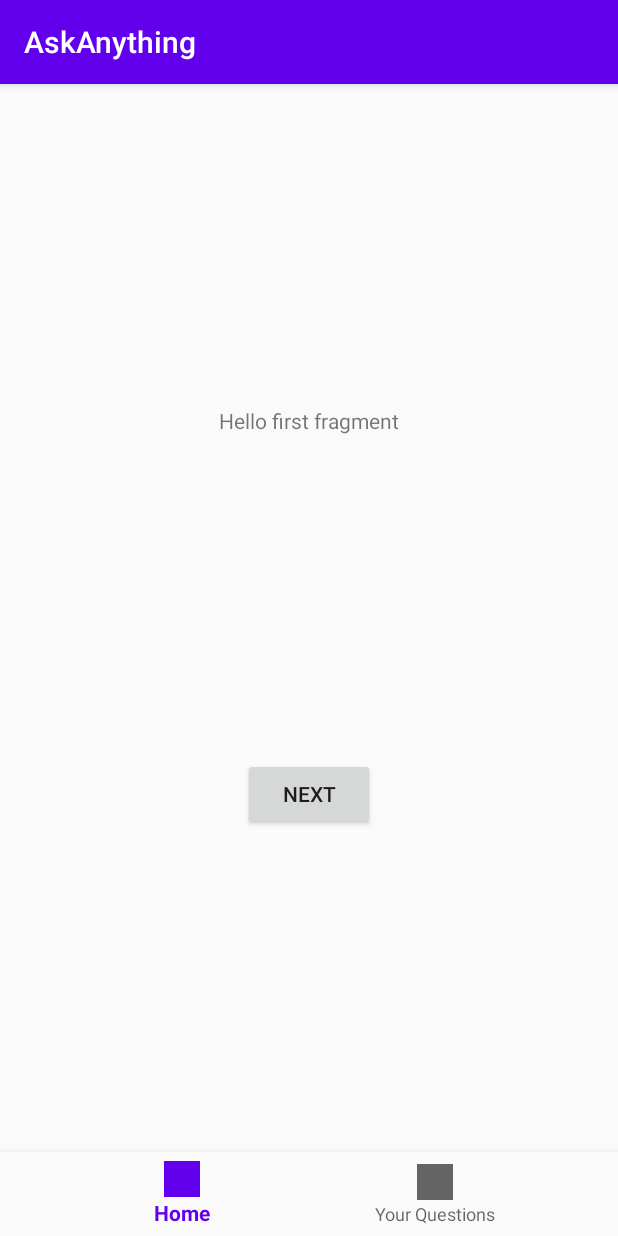
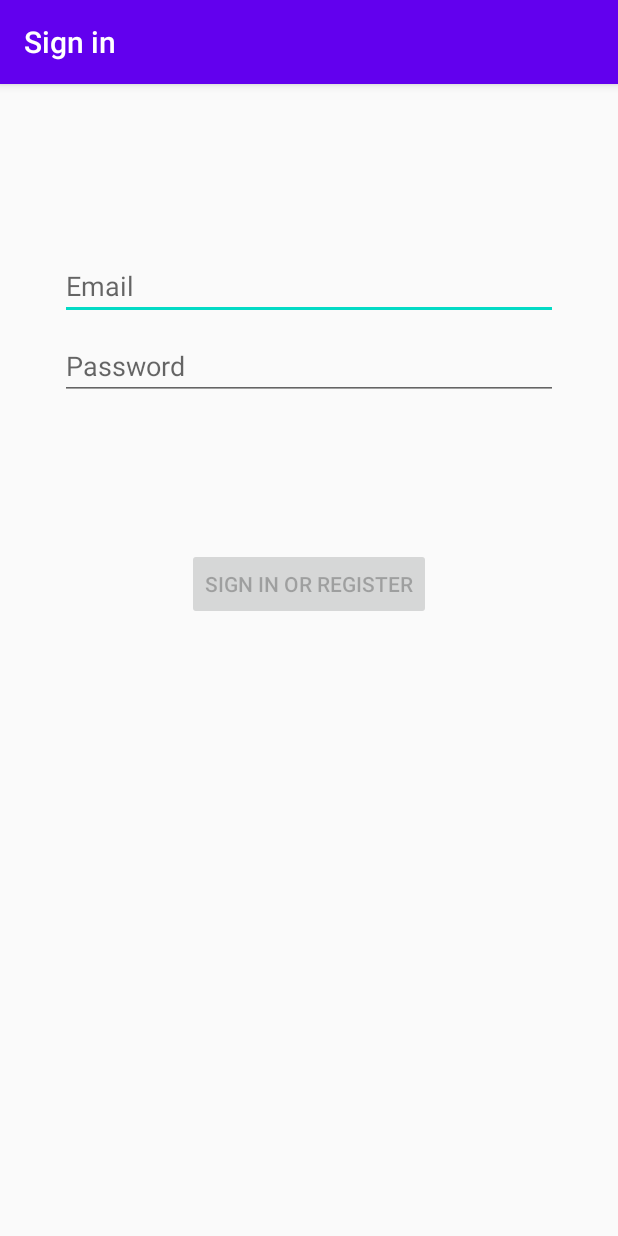
Before and after one commit to iamwalter/Askit, an Android app: the screen it shows after launch (MainActivity before the commit, LoginActivity after it), on a phone screen of 412 x 824 dp. Run offline under Robolectric (Android 15) with nearby library versions, the phone set to English and light mode, and no system bars; our stand-ins replace Firebase (no records; nobody signed in at launch, a user with empty details on screens opened directly), navigation-ui.

Commit message:
added register

```diff
--- a/app/build.gradle
+++ b/app/build.gradle
@@ -49,9 +49,11 @@ dependencies {
     implementation 'androidx.navigation:navigation-ui-ktx:2.2.2'
     implementation 'androidx.legacy:legacy-support-v4:1.0.0'
 
-
+    implementation 'com.google.firebase:firebase-auth-ktx:19.3.1'
     implementation 'com.google.firebase:firebase-database-ktx:19.3.0'
 
+    implementation 'androidx.annotation:annotation:1.1.0'
+    implementation 'androidx.lifecycle:lifecycle-extensions:2.2.0'
     testImplementation 'junit:junit:4.12'
     androidTestImplementation 'androidx.test.ext:junit:1.1.1'
     androidTestImplementation 'androidx.test.espresso:espresso-core:3.2.0'
--- a/app/src/main/AndroidManifest.xml
+++ b/app/src/main/AndroidManifest.xml
@@ -9,6 +9,9 @@
         android:roundIcon="@mipmap/ic_launcher_round"
         android:supportsRtl="true"
         android:theme="@style/AppTheme">
+        <activity
+            android:name="com.example.askanything.login.LoginActivity"
+            android:label="@string/title_activity_login" />
         <activity
             android:name=".MainActivity"
             android:label="@string/app_name"
--- a/app/src/main/java/com/example/askanything/MainActivity.kt
+++ b/app/src/main/java/com/example/askanything/MainActivity.kt
@@ -1,5 +1,6 @@
 package com.example.askanything
 
+import android.content.Intent
 import android.os.Bundle
 import com.google.android.material.snackbar.Snackbar
 import androidx.appcompat.app.AppCompatActivity
@@ -9,17 +10,33 @@ import androidx.navigation.findNavController
 import androidx.navigation.ui.AppBarConfiguration
 import androidx.navigation.ui.NavigationUI
 import androidx.navigation.ui.setupWithNavController
+import com.example.askanything.login.LoginActivity
+import com.google.firebase.auth.FirebaseAuth
+import com.google.firebase.auth.ktx.auth
+import com.google.firebase.ktx.Firebase
 
 import kotlinx.android.synthetic.main.activity_main.*
 import kotlinx.android.synthetic.main.content_main.*
 
 class MainActivity : AppCompatActivity() {
 
+    private lateinit var auth: FirebaseAuth
+
     override fun onCreate(savedInstanceState: Bundle?) {
         super.onCreate(savedInstanceState)
         setContentView(R.layout.activity_main)
         setSupportActionBar(toolbar)
-        initNavigation()
+
+        // check if user is logged in
+        auth = Firebase.auth
+        val currentUser = auth.currentUser
+
+        if (currentUser == null) {
+            // navigate to create user/login
+            startActivity(Intent(this, LoginActivity::class.java))
+        } else {
+            initNavigation()
+        }
     }
 
     private fun initNavigation() {
--- a/app/src/main/java/com/example/askanything/QuestionViewModel.kt
+++ b/app/src/main/java/com/example/askanything/QuestionViewModel.kt
@@ -4,13 +4,55 @@ import android.app.Application
 import androidx.lifecycle.AndroidViewModel
 import androidx.lifecycle.MutableLiveData
 import com.example.askanything.database.QuestionRepository
+import com.example.askanything.model.Option
 import com.example.askanything.model.Question
+import com.google.firebase.auth.FirebaseAuth
+import com.google.firebase.auth.ktx.auth
+import com.google.firebase.ktx.Firebase
 
 class QuestionViewModel(application: Application) : AndroidViewModel(application) {
-    var questionRepository =
-        QuestionRepository(application)
+    private var questionRepository = QuestionRepository(application)
 
+    private var auth: FirebaseAuth = Firebase.auth
+
+    private var currentQuestionId: String = ""
     var currentQuestion = MutableLiveData<Question>()
+    var allQuestions = MutableLiveData<List<Question>>()
+
+    fun logout() {
+        auth.signOut()
+    }
+
+    fun getAllQuestions() {
+        questionRepository.getQuestions { it ->
+            val questionList = arrayListOf<Question>()
+            for (q in it.children) {
+                val question = q.getValue(Question::class.java)
+                question?.let {
+                    questionList.add(it)
+                }
+            }
+
+            allQuestions.value = questionList
+        }
+    }
+
+    fun getCurrentQuestion() {
+        questionRepository.getQuestions {
+            for (q in it.children) {
+                val question = q.getValue(Question::class.java)
+
+                if (question != null && question.authorId != "Walter") { // TODO: AUTH ID
+                    currentQuestion.value = q.getValue(Question::class.java)
+                    currentQuestionId = q.key.toString()
+                }
+            }
+        }
+    }
+
+    fun voteOnQuestion(option: Int) {
+        currentQuestion.value?.let { questionRepository.voteOnQuestion(it, currentQuestionId, option) }
+    }
 
     fun addQuestion(question: Question) {
         questionRepository.addQuestion(question)
--- a/app/src/main/java/com/example/askanything/database/QuestionRepository.kt
+++ b/app/src/main/java/com/example/askanything/database/QuestionRepository.kt
@@ -27,6 +27,7 @@ class QuestionRepository(var context: Context) {
 
     fun addQuestion(question: Question) {
         val questionRef = reference.push()
+        question.authorId = "Walter"
         questionRef.setValue(question).addOnCompleteListener {
             Toast.makeText(context, "done did it", Toast.LENGTH_SHORT).show()
         }.addOnFailureListener {
@@ -34,6 +35,11 @@ class QuestionRepository(var context: Context) {
         }
     }
 
+    fun voteOnQuestion(question: Question, questionId: String, option: Int) {
+        val newVotes = question.options[option].votes + 1
+        reference.child(questionId).child("options/$option/votes").setValue(newVotes)
+    }
+
     // todo; functions like addquestion, bla bla bla
 
 }
--- a/app/src/main/java/com/example/askanything/fragments/HomeFragment.kt
+++ b/app/src/main/java/com/example/askanything/fragments/HomeFragment.kt
@@ -1,23 +1,29 @@
 package com.example.askanything.fragments
 
 import android.os.Bundle
+import android.view.*
 import androidx.fragment.app.Fragment
-import android.view.LayoutInflater
-import android.view.View
-import android.view.ViewGroup
 import android.widget.Button
+import androidx.lifecycle.Observer
+import androidx.lifecycle.ViewModelProvider
 import androidx.navigation.fragment.findNavController
+import com.example.askanything.QuestionViewModel
 import com.example.askanything.R
+import kotlinx.android.synthetic.main.fragment_home.*
+import kotlinx.android.synthetic.main.fragment_question.*
 
 /**
  * A simple [Fragment] subclass as the default destination in the navigation.
  */
 class HomeFragment : Fragment() {
 
+    private lateinit var viewModel: QuestionViewModel
+
     override fun onCreateView(
-            inflater: LayoutInflater, container: ViewGroup?,
-            savedInstanceState: Bundle?
+        inflater: LayoutInflater, container: ViewGroup?,
+        savedInstanceState: Bundle?
     ): View? {
+        setHasOptionsMenu(true)
         // Inflate the layout for this fragment
         return inflater.inflate(R.layout.fragment_home, container, false)
     }
@@ -25,8 +31,47 @@ class HomeFragment : Fragment() {
     override fun onViewCreated(view: View, savedInstanceState: Bundle?) {
         super.onViewCreated(view, savedInstanceState)
 
-        view.findViewById<Button>(R.id.button_first).setOnClickListener {
-            findNavController().navigate(R.id.action_HomeFragment_to_QuestionFragment)
+        initViewModel()
+        initViews()
+    }
+
+    override fun onCreateOptionsMenu(menu: Menu, inflater: MenuInflater) {
+
+        super.onCreateOptionsMenu(menu, inflater)
+        inflater.inflate(R.menu.home_menu, menu)
+    }
+
+    override fun onOptionsItemSelected(item: MenuItem): Boolean {
+        when (item.itemId) {
+            R.id.logout -> viewModel.logout()
+        }
+
+        return super.onOptionsItemSelected(item)
+    }
+
+    private fun initViewModel() {
+        viewModel = ViewModelProvider(this).get(QuestionViewModel::class.java)
+
+        viewModel.getCurrentQuestion()
+
+        viewModel.currentQuestion.observe(viewLifecycleOwner, Observer {
+            tvCurrentQuestion.text = it.question
+            btnOption1.text = it.options[0].option
+            btnOption2.text = it.options[1].option
+        })
+    }
+
+    private fun initViews() {
+        btnOption1.setOnClickListener {
+            viewModel.voteOnQuestion(0)
+        }
+
+        btnOption2.setOnClickListener {
+            viewModel.voteOnQuestion(1)
+        }
+
+        btnNextQuestion.setOnClickListener {
+            viewModel.getCurrentQuestion()
         }
     }
 }
--- /dev/null
+++ b/app/src/main/java/com/example/askanything/login/LoginActivity.kt
@@ -0,0 +1,60 @@
+package com.example.askanything.login
+
+import android.os.Bundle
+import android.view.View
+import androidx.appcompat.app.AppCompatActivity
+import androidx.core.widget.addTextChangedListener
+import androidx.lifecycle.Observer
+import androidx.lifecycle.ViewModelProvider
+
+import com.example.askanything.R
+import kotlinx.android.synthetic.main.activity_login.*
+
+class LoginActivity : AppCompatActivity() {
+
+    private lateinit var loginViewModel: LoginViewModel
+
+    override fun onCreate(savedInstanceState: Bundle?) {
+        super.onCreate(savedInstanceState)
+
+        setContentView(R.layout.activity_login)
+        initViewModel()
+        initViews()
+    }
+
+    private fun initViewModel() {
+        loginViewModel = ViewModelProvider(this).get(LoginViewModel::class.java)
+
+        loginViewModel.email.observe(this, Observer { email ->
+            loginViewModel.password.observe(this, Observer { password ->
+                btnLogin.isEnabled = (email.isNotBlank() && password.isNotBlank())
+            })
+        })
+
+        loginViewModel.error.observe(this, Observer { error ->
+            tvErrorMessage.visibility = View.VISIBLE
+            tvErrorMessage.text = error
+        })
+
+        loginViewModel.success.observe(this, Observer { success ->
+            if (success) {
+                finish()
+            }
+        })
+    }
+
+    private fun initViews() {
+        etEmail.addTextChangedListener {
+            loginViewModel.email.value = it.toString()
+        }
+
+        etPassword.addTextChangedListener {
+            loginViewModel.password.value = it.toString()
+        }
+
+        btnLogin.setOnClickListener {
+            loginViewModel.createAccount()
+        }
+    }
+
+}
--- /dev/null
+++ b/app/src/main/java/com/example/askanything/login/LoginViewModel.kt
@@ -0,0 +1,28 @@
+package com.example.askanything.login
+
+import androidx.lifecycle.MutableLiveData
+import androidx.lifecycle.ViewModel
+import com.google.firebase.auth.FirebaseAuth
+import com.google.firebase.auth.FirebaseUser
+import com.google.firebase.auth.ktx.auth
+import com.google.firebase.ktx.Firebase
+
+class LoginViewModel() : ViewModel() {
+    private var auth: FirebaseAuth = Firebase.auth
+
+    var email = MutableLiveData<String>()
+    var password = MutableLiveData<String>()
+
+    var success = MutableLiveData<Boolean>()
+    var error = MutableLiveData<String>()
+
+    fun createAccount() {
+        auth.createUserWithEmailAndPassword(email.value.toString(), password.value.toString())
+            .addOnCompleteListener {
+                success.value = it.isSuccessful
+            }
+            .addOnFailureListener {
+                error.value = it.message
+            }
+        }
+}
--- a/app/src/main/java/com/example/askanything/model/Option.kt
+++ b/app/src/main/java/com/example/askanything/model/Option.kt
@@ -1,4 +1,4 @@
 package com.example.askanything.model
 
-data class Option(var option: String,
-                  val votes: Int)
+data class Option(var option: String = "",
+                  val votes: Int = 0)
--- a/app/src/main/java/com/example/askanything/model/Question.kt
+++ b/app/src/main/java/com/example/askanything/model/Question.kt
@@ -2,6 +2,7 @@ package com.example.askanything.model
 
 
 data class Question(
-    val question: String,
-    val options: List<Option>
+    val question: String = "",
+    val options: List<Option> = listOf(),
+    var authorId: String? = ""
 )
--- /dev/null
+++ b/app/src/main/res/layout/activity_login.xml
@@ -0,0 +1,91 @@
+<?xml version="1.0" encoding="utf-8"?>
+<androidx.constraintlayout.widget.ConstraintLayout xmlns:android="http://schemas.android.com/apk/res/android"
+    xmlns:app="http://schemas.android.com/apk/res-auto"
+    xmlns:tools="http://schemas.android.com/tools"
+    android:id="@+id/container"
+    android:layout_width="match_parent"
+    android:layout_height="match_parent"
+    android:paddingLeft="@dimen/activity_horizontal_margin"
+    android:paddingTop="@dimen/activity_vertical_margin"
+    android:paddingRight="@dimen/activity_horizontal_margin"
+    android:paddingBottom="@dimen/activity_vertical_margin"
+    tools:context=".login.login.LoginActivity">
+
+    <EditText
+        android:id="@+id/etEmail"
+        android:layout_width="0dp"
+        android:layout_height="wrap_content"
+        android:layout_marginStart="24dp"
+        android:layout_marginTop="96dp"
+        android:layout_marginEnd="24dp"
+
+        android:hint="@string/prompt_email"
+        android:inputType="textEmailAddress"
+        android:selectAllOnFocus="true"
+        app:layout_constraintEnd_toEndOf="parent"
+        app:layout_constraintStart_toStartOf="parent"
+        app:layout_constraintTop_toTopOf="parent" />
+
+    <EditText
+        android:id="@+id/etPassword"
+        android:layout_width="0dp"
+        android:layout_height="wrap_content"
+        android:layout_marginStart="24dp"
+        android:layout_marginTop="8dp"
+        android:layout_marginEnd="24dp"
+
+        android:hint="@string/prompt_password"
+        android:imeActionLabel="@string/action_sign_in_short"
+        android:imeOptions="actionDone"
+        android:inputType="textPassword"
+        android:selectAllOnFocus="true"
+        app:layout_constraintEnd_toEndOf="parent"
+        app:layout_constraintStart_toStartOf="parent"
+        app:layout_constraintTop_toBottomOf="@+id/etEmail" />
+
+    <Button
+        android:id="@+id/btnLogin"
+        android:layout_width="wrap_content"
+        android:layout_height="wrap_content"
+        android:layout_gravity="start"
+        android:layout_marginStart="48dp"
+        android:layout_marginTop="16dp"
+        android:layout_marginEnd="48dp"
+        android:layout_marginBottom="64dp"
+        android:enabled="false"
+        android:text="@string/action_sign_in"
+        app:layout_constraintBottom_toBottomOf="parent"
+        app:layout_constraintEnd_toEndOf="parent"
+        app:layout_constraintStart_toStartOf="parent"
+        app:layout_constraintTop_toBottomOf="@+id/etPassword"
+        app:layout_constraintVertical_bias="0.2" />
+
+    <ProgressBar
+        android:id="@+id/loading"
+        android:layout_width="wrap_content"
+        android:layout_height="wrap_content"
+        android:layout_gravity="center"
+        android:layout_marginStart="32dp"
+        android:layout_marginTop="64dp"
+        android:layout_marginEnd="32dp"
+        android:layout_marginBottom="64dp"
+        android:visibility="gone"
+        app:layout_constraintBottom_toBottomOf="parent"
+        app:layout_constraintEnd_toEndOf="@+id/etPassword"
+        app:layout_constraintStart_toStartOf="@+id/etPassword"
+        app:layout_constraintTop_toTopOf="parent"
+        app:layout_constraintVertical_bias="0.3" />
+
+    <TextView
+        android:id="@+id/tvErrorMessage"
+        android:layout_width="0dp"
+        android:layout_height="wrap_content"
+        android:layout_marginStart="24dp"
+        android:layout_marginTop="16dp"
+        android:text="TextView"
+        android:textColor="#FF0000"
+        android:visibility="invisible"
+        app:layout_constraintEnd_toEndOf="parent"
+        app:layout_constraintStart_toStartOf="parent"
+        app:layout_constraintTop_toBottomOf="@+id/etPassword" />
+</androidx.constraintlayout.widget.ConstraintLayout>
--- /dev/null
+++ b/app/src/main/res/menu/home_menu.xml
@@ -0,0 +1,8 @@
+<?xml version="1.0" encoding="utf-8"?>
+<menu xmlns:android="http://schemas.android.com/apk/res/android">
+    <item
+        android:id="@+id/logout"
+        android:title="logout">
+
+    </item>
+</menu>
--- a/app/src/main/res/values/dimens.xml
+++ b/app/src/main/res/values/dimens.xml
@@ -1,3 +1,6 @@
 <resources>
     <dimen name="fab_margin">16dp</dimen>
+    <!-- Default screen margins, per the Android Design guidelines. -->
+    <dimen name="activity_horizontal_margin">16dp</dimen>
+    <dimen name="activity_vertical_margin">16dp</dimen>
 </resources>
--- a/app/src/main/res/values/strings.xml
+++ b/app/src/main/res/values/strings.xml
@@ -16,4 +16,13 @@
 
     <!-- TODO: Remove or change this placeholder text -->
     <string name="hello_blank_fragment">Hello blank fragment</string>
+    <string name="title_activity_login">Sign in</string>
+    <string name="prompt_email">Email</string>
+    <string name="prompt_password">Password</string>
+    <string name="action_sign_in">Sign in or register</string>
+    <string name="action_sign_in_short">Sign in</string>
+    <string name="welcome">"Welcome !"</string>
+    <string name="invalid_username">Not a valid username</string>
+    <string name="invalid_password">Password must be >5 characters</string>
+    <string name="login_failed">"Login failed"</string>
 </resources>
```
Also changed, not shown: app/src/main/java/com/example/askanything/fragments/QuestionAdapter.kt (added, +44 -0 lines), app/src/main/java/com/example/askanything/fragments/QuestionFragment.kt (+17 -2 lines), app/src/main/res/layout/fragment_home.xml (+44 -5 lines), app/src/main/res/layout/fragment_question.xml (+10 -10 lines), app/src/main/res/layout/question_item.xml (added, +109 -0 lines).
